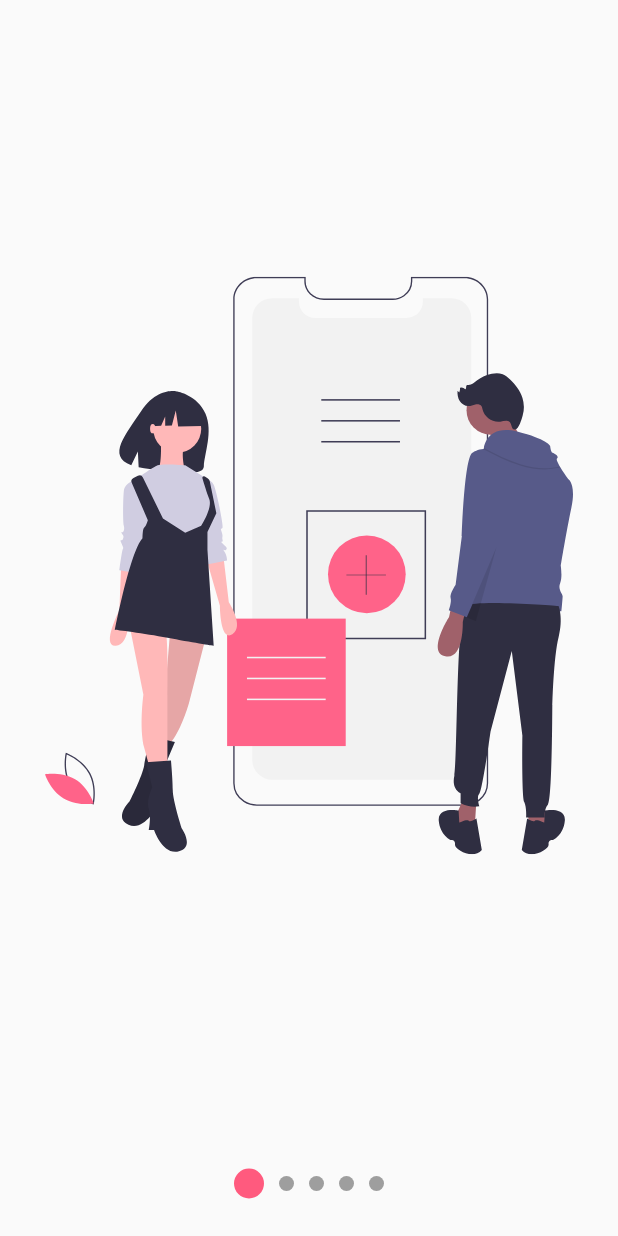
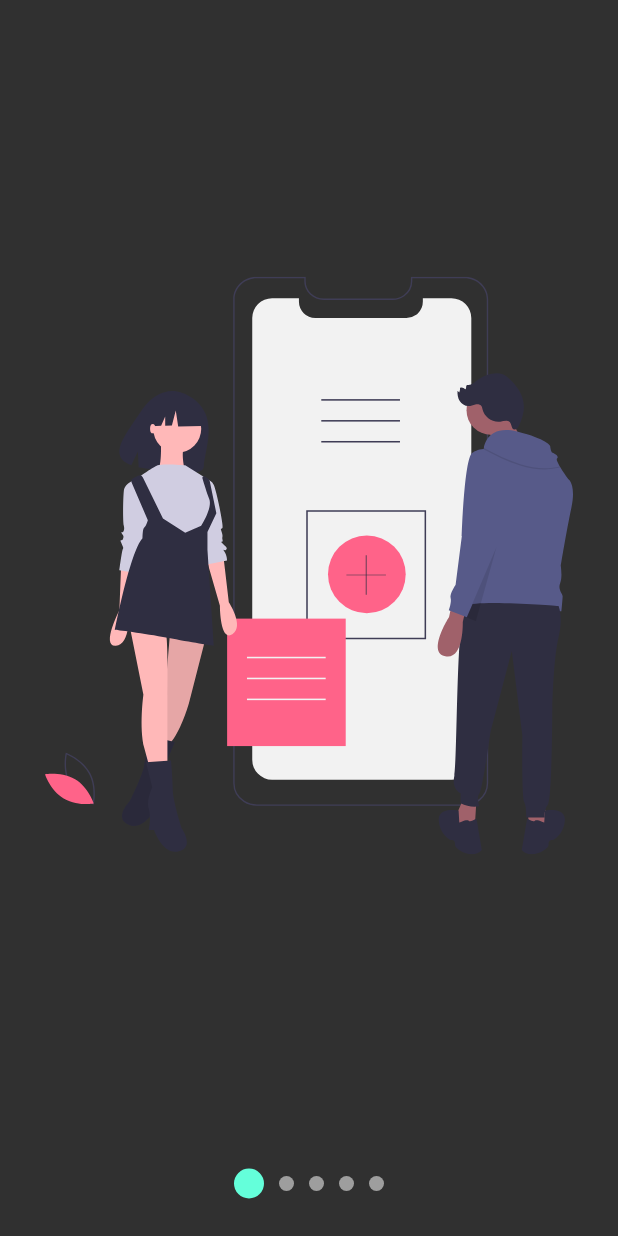
Before and after one commit to BryanParada/designsAppFM, a Flutter app: the screen it shows after launch, after a tap on "SlideShow", on a phone screen of 412 x 824 dp. Run offline on Flutter 3.47's test engine with Material 2 defaults, Android fonts, the phone set to English and light mode, and no system bars; our stand-ins replace animate_do, flutter_svg, font_awesome_flutter.

Commit message:
FM136 - using colors from selected theme

```diff
--- a/lib/main.dart
+++ b/lib/main.dart
@@ -18,7 +18,7 @@ import 'package:provider/provider.dart';
 
 void main() => runApp(
   ChangeNotifierProvider(
-    create: (_ ) => new ThemeChanger( 3 ), //guardar en preferencias de usuario
+    create: (_ ) => new ThemeChanger( 2 ), //guardar en preferencias de usuario
     child: const MyApp()
     ));
 
--- a/lib/src/pages/launcher_page.dart
+++ b/lib/src/pages/launcher_page.dart
@@ -25,20 +25,20 @@ class _OptionList extends StatelessWidget {
   @override
   Widget build(BuildContext context) {
 
-
+    final appTheme = Provider.of<ThemeChanger>(context).currentTheme;
 
 
     return ListView.separated(
       physics: BouncingScrollPhysics(),
        separatorBuilder: ( context, i ) => Divider(
-        color: Colors.blue
+        color: appTheme.primaryColorLight
        ),
        itemCount: pageRoutes.length,
       itemBuilder: (context, i) => ListTile(
 
-        leading: FaIcon(pageRoutes[i].icon, color: Colors.blue),
+        leading: FaIcon(pageRoutes[i].icon, color: appTheme.colorScheme.secondary),
         title: Text(pageRoutes[i].title),
-        trailing: Icon(Icons.chevron_right, color: Colors.blue),
+        trailing: Icon(Icons.chevron_right, color: appTheme.colorScheme.secondary),
         onTap: (){
           Navigator.push(
                     context, MaterialPageRoute(builder: (_) => pageRoutes[i].page)
@@ -56,6 +56,7 @@ class _MainMenu extends StatelessWidget {
   Widget build(BuildContext context) {
 
     final appTheme = Provider.of<ThemeChanger>(context);
+    final accentColor = appTheme.currentTheme.colorScheme.secondary;
 
     return Drawer(
       child: Container(
@@ -68,7 +69,7 @@ class _MainMenu extends StatelessWidget {
                 width: double.infinity,
                 height: 150,
                 child: CircleAvatar(
-                  backgroundColor: Colors.blue,
+                  backgroundColor: accentColor,
                   child: Text('BP', style: TextStyle(fontSize: 50),),
                 )
               ),
@@ -80,11 +81,11 @@ class _MainMenu extends StatelessWidget {
 
 
             ListTile(
-              leading: Icon(Icons.lightbulb_outline, color: Colors.blue),
+              leading: Icon(Icons.lightbulb_outline, color: accentColor),
               title: Text('Dark Mode'),
               trailing: Switch.adaptive(
                 value: appTheme.darkTheme,
-                activeColor: Colors.blue,
+                activeColor: accentColor,
                  onChanged: (value ){
                   appTheme.darkTheme = value;
                  }
@@ -97,11 +98,11 @@ class _MainMenu extends StatelessWidget {
               left: false,
               right: false,
               child: ListTile(
-                leading: Icon(Icons.add_to_home_screen, color: Colors.blue),
+                leading: Icon(Icons.add_to_home_screen, color: accentColor),
                 title: Text('Custom Theme'),
                 trailing: Switch.adaptive(
                   value: appTheme.customTheme,
-                  activeColor: Colors.blue,
+                  activeColor: accentColor,
                    onChanged: (value ) => appTheme.customTheme = value
                   ),
               ),
--- a/lib/src/pages/slideshow_page.dart
+++ b/lib/src/pages/slideshow_page.dart
@@ -1,11 +1,14 @@
+import 'package:designs_backgrounds/src/theme/themechanger.dart';
 import 'package:flutter/material.dart';
 
 import 'package:designs_backgrounds/src/widgets/slideshow.dart';
 import 'package:flutter_svg/flutter_svg.dart';
+import 'package:provider/provider.dart';
 
 class SlideshowPage extends StatelessWidget {
   @override
   Widget build(BuildContext context) {
+
     return Scaffold(
       //backgroundColor: Colors.purple,
       body: Column(
@@ -25,11 +28,15 @@ class MySlideshow extends StatelessWidget {
 
   @override
   Widget build(BuildContext context) {
+
+    final appTheme = Provider.of<ThemeChanger>(context);
+    final accentColor = appTheme.currentTheme.colorScheme.secondary;
+
     return Slideshow(
       bulletPrimary: 20,
       bulletSecondary: 10,
       dotsUpper: false,
-      colorPrimary: Color(0xffFF5A7E),
+      colorPrimary: (appTheme.darkTheme) ? accentColor : Color(0xffFF5A7E),
       colorSecondary: Colors.grey,
       slides: <Widget>[
         SvgPicture.asset('assets/svgs/slide-1.svg'),
```
Also changed, not shown: 1 other file.
